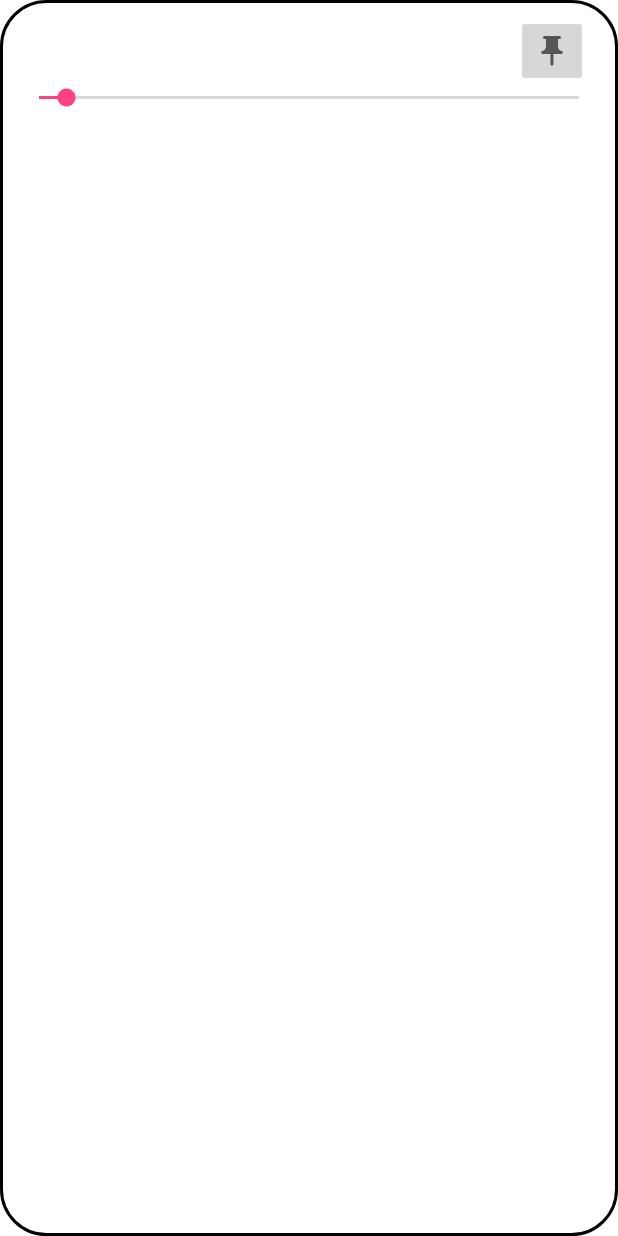
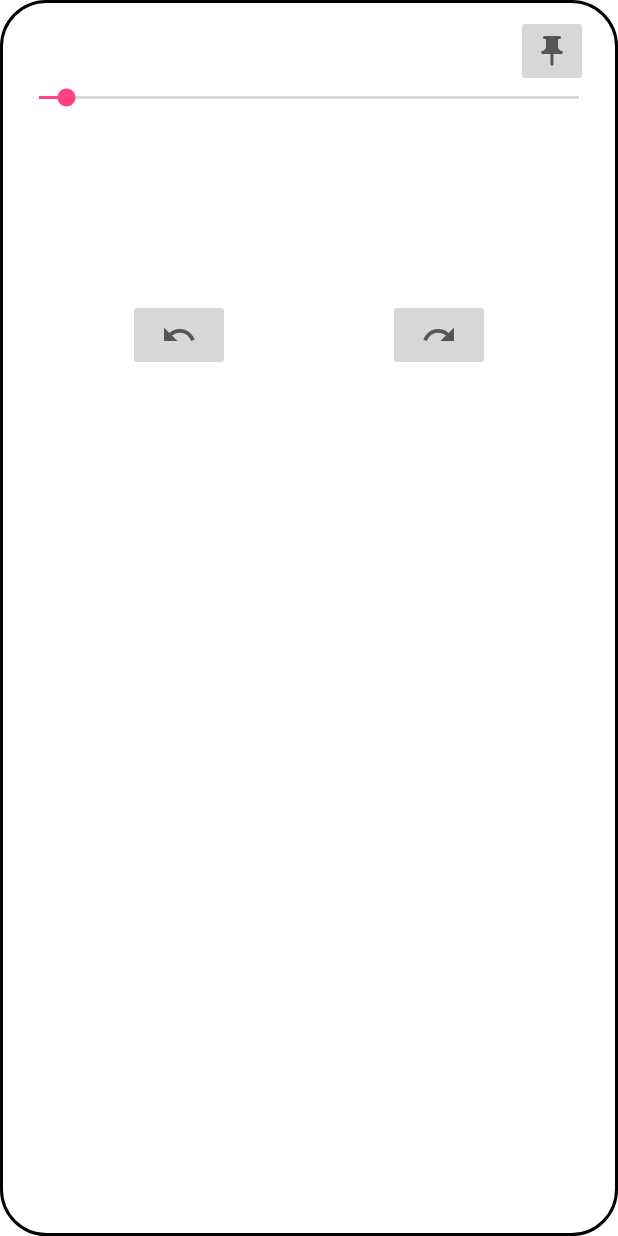
Before and after one commit to l3ger0j/Simple-Dimple-Draw, an Android app: the layout popup_fab.xml on its own in the app's theme, with its tools: preview values and no code run, on a phone screen of 412 x 824 dp. Run offline under Robolectric (Android 15) with nearby library versions, the phone set to English and light mode, and no system bars.

Commit message:
Update to 1.7.0-rc.4

```diff
--- a/app/src/main/res/layout/activity_main.xml
+++ b/app/src/main/res/layout/activity_main.xml
@@ -82,6 +82,7 @@
 
         <com.google.android.material.floatingactionbutton.FloatingActionButton
             android:id="@+id/fabEraser"
+            android:enabled="false"
             android:layout_width="wrap_content"
             android:layout_height="wrap_content"
             android:layout_gravity="end"
@@ -97,11 +98,11 @@
             android:layout_width="wrap_content"
             android:layout_height="wrap_content"
             android:layout_gravity="end"
+            android:contentDescription="@string/clear_canvas"
             android:visibility="gone"
             app:backgroundTint="@color/colorPrimary"
             app:fabSize="mini"
-            app:srcCompat="@drawable/baseline_delete_24"
-            android:contentDescription="@string/clear_canvas" />
+            app:srcCompat="@drawable/baseline_delete_24" />
 
         <com.google.android.material.floatingactionbutton.FloatingActionButton
             android:id="@+id/fabCloseMenu"
--- a/app/src/main/res/layout/popup_fab.xml
+++ b/app/src/main/res/layout/popup_fab.xml
@@ -38,4 +38,30 @@
         android:minWidth="48dp"
         android:minHeight="48dp"
         app:srcCompat="@drawable/baseline_push_pin_24" />
+
+    <ImageButton
+        android:id="@+id/redoButton"
+        android:layout_width="68dp"
+        android:layout_height="wrap_content"
+        android:layout_below="@+id/textView"
+        android:layout_alignParentEnd="true"
+        android:layout_marginTop="35dp"
+        android:layout_marginEnd="75dp"
+        android:contentDescription="@string/redo_button"
+        android:minHeight="48dp"
+        android:rotationY="180"
+        app:srcCompat="@drawable/baseline_undo_24" />
+
+    <ImageButton
+        android:id="@+id/undoButton"
+        android:layout_width="68dp"
+        android:layout_height="wrap_content"
+        android:layout_below="@+id/textView"
+        android:layout_alignParentStart="true"
+        android:layout_marginStart="75dp"
+        android:layout_marginTop="35dp"
+        android:contentDescription="@string/undo_button"
+        android:minHeight="48dp"
+        app:srcCompat="@drawable/baseline_undo_24" />
+
 </RelativeLayout>
--- a/app/src/main/res/values/strings.xml
+++ b/app/src/main/res/values/strings.xml
@@ -27,4 +27,6 @@
     <string name="set_background_color">Set background color</string>
     <string name="clear_canvas">Clear canvas</string>
     <string name="settings">Settings</string>
+    <string name="redo_button">Redo button</string>
+    <string name="undo_button">Undo button</string>
 </resources>
```
Also changed, not shown: app/build.gradle (+4 -4 lines), app/src/main/AndroidManifest.xml (+4 -4 lines), app/src/main/java/org/l3ger0j/simpledimpledraw/MainActivity.java (+14 -5 lines), app/src/main/java/org/l3ger0j/simpledimpledraw/SimpleDimpleDrawingView.java (+40 -8 lines).
